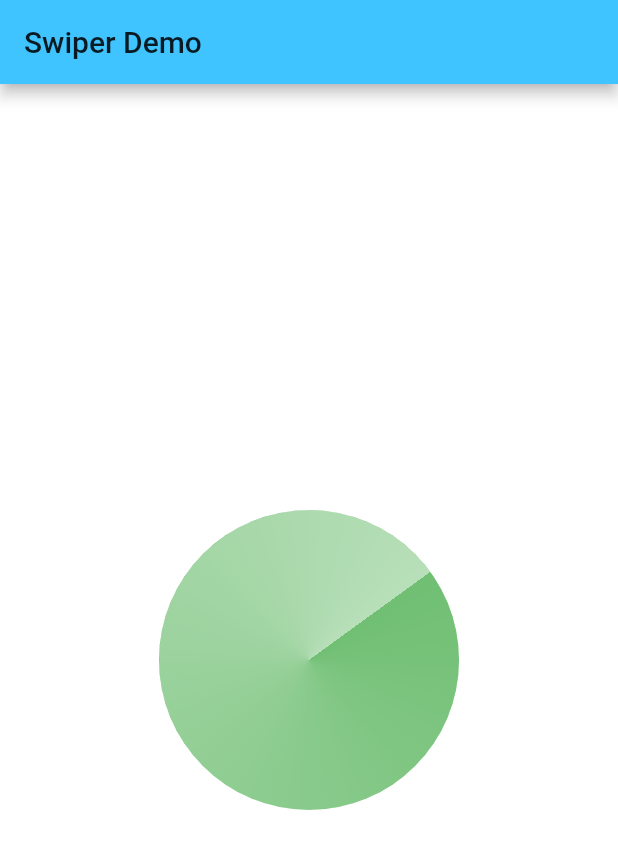
After one commit to zhaolongs/flutter-ho, a Flutter app: the SignSwiperPage screen opened directly, on a phone screen of 412 x 824 dp. The commit adds this screen. Shown: the top 849 px of the screen. Run offline on Flutter 3.47's test engine with Material 2 defaults, Android fonts, the light colour scheme and no system bars; our stand-ins replace dio, fluttertoast, package_info, permission_handler, shared_preferences, video_player and 1 more; missing offline and left inert: flutter_echart, install_plugin_custom; accounts and stored records are empty; statements that could not run were skipped.

Commit message:
雷达扫描效果

```diff
--- /dev/null
+++ b/lib/src/pages/demo/demo_sign_swip.dart
@@ -0,0 +1,87 @@
+import 'package:flutter/cupertino.dart';
+import 'package:flutter/material.dart';
+
+/// 创建人： Created by zhaolong
+/// 创建时间：Created by  on 2021/1/11.
+///
+/// 可关注公众号：我的大前端生涯   获取最新技术分享
+/// 可关注网易云课堂：https://study.163.com/instructor/1021406098.htm
+/// 可关注博客：https://blog.csdn.net/zl18603543572
+///
+
+main() {
+  runApp(MaterialApp(
+    home: SignSwiperPage(),
+  ));
+}
+
+class SignSwiperPage extends StatefulWidget {
+  @override
+  _SignSwiperPageState createState() => _SignSwiperPageState();
+}
+
+class _SignSwiperPageState extends State<SignSwiperPage>
+    with SingleTickerProviderStateMixin {
+  AnimationController _animationController;
+
+  @override
+  void initState() {
+    super.initState();
+
+    _animationController = new AnimationController(
+        vsync: this, duration: Duration(milliseconds: 2000));
+
+    Future.delayed(Duration.zero, () {
+      //动画重复执行
+      _animationController.repeat();
+    });
+  }
+
+  @override
+  void dispose() {
+    _animationController.dispose();
+    super.dispose();
+  }
+
+  @override
+  Widget build(BuildContext context) {
+    return Scaffold(
+      appBar: AppBar(
+        title: Text("Swiper Demo"),
+      ),
+      backgroundColor: Colors.white,
+      //居中
+      body: Center(
+        //层叠布局
+        child: Stack(
+          children: [
+            //圆形剪裁
+            ClipOval(
+              child: Container(
+                width: 200,
+                height: 200,
+                color: Colors.green,
+              ),
+            ),
+            RotationTransition(
+              turns: _animationController,
+              child: ClipOval(
+                child: Container(
+                  width: 200,
+                  height: 200,
+                  decoration: BoxDecoration(
+                    //扫描渐变
+                    gradient: SweepGradient(colors: [
+                      Colors.white.withOpacity(0.2),
+                      Colors.white.withOpacity(0.6),
+                    ]),
+                  ),
+                ),
+              ),
+            ),
+          ],
+        ),
+      ),
+    );
+  }
+}
--- a/lib/src/pages/demo/home_item_tabbar_page.dart
+++ b/lib/src/pages/demo/home_item_tabbar_page.dart
@@ -26,6 +26,8 @@ class _HomeItemTabbarPageState extends State<HomeItemTabbarPage>
 
   @override
   Widget build(BuildContext context) {
+    super.build(context);
+
     return ListView.builder(
       padding: EdgeInsets.only(top: 10),
       itemCount: 120,
--- /dev/null
+++ b/lib/src/pages/demo/model/demo_model.dart
@@ -0,0 +1,12 @@
+/// 创建人： Created by zhaolong
+/// 创建时间：Created by  on 2021/1/15.
+///
+/// 可关注公众号：我的大前端生涯   获取最新技术分享
+/// 可关注网易云课堂：https://study.163.com/instructor/1021406098.htm
+/// 可关注博客：https://blog.csdn.net/zl18603543572
+///
+/// 代码清单
+///代码清单
+class DemoDataModel {
+
+}
```
Also changed, not shown: 1 other file.
